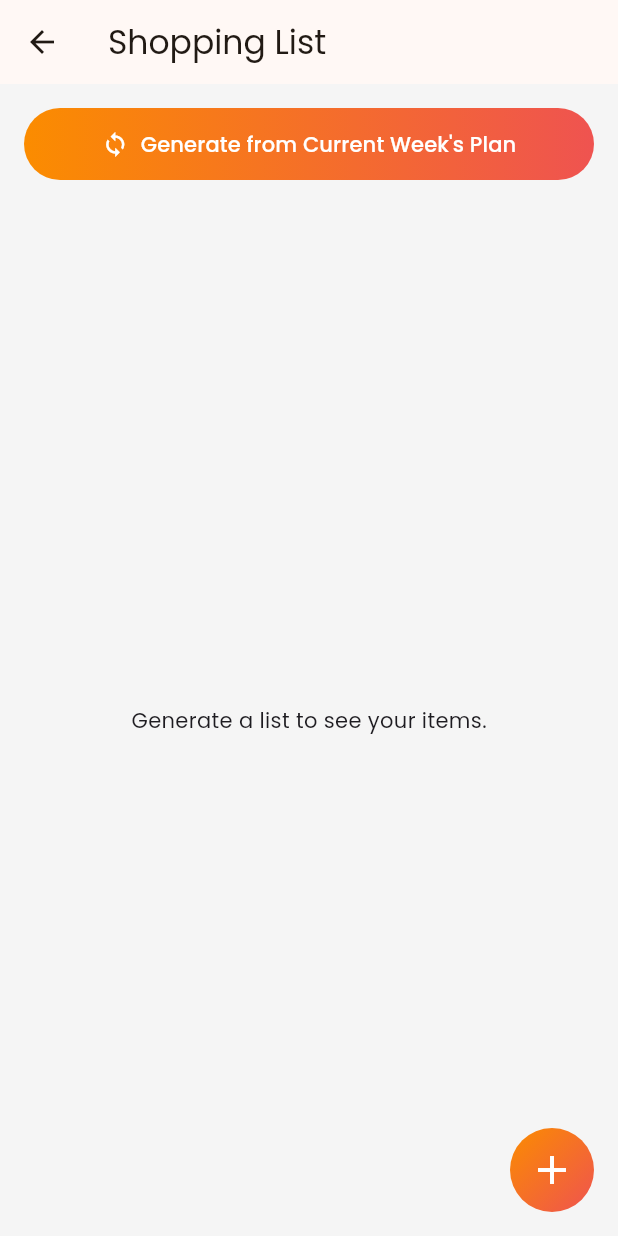
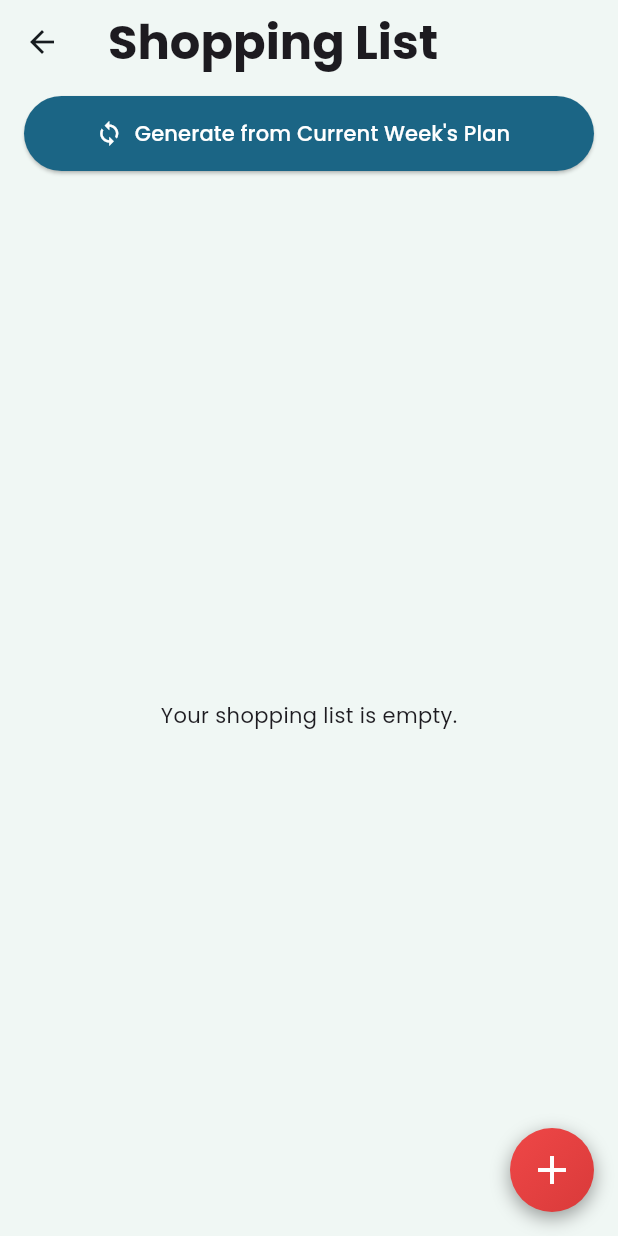
Before and after one commit to daphne-i/suvai-app, a Flutter app: the _ShoppingListView screen opened directly, on a phone screen of 412 x 824 dp. Run offline on Flutter 3.47's test engine with Material 3 defaults, Android fonts, the phone set to English and light mode, and no system bars; our stand-ins replace equatable, file_picker, flutter_bloc, go_router, google_fonts, image_picker and 5 more; accounts and stored records are empty.

Commit message:
ocean breeze theme

```diff
--- a/lib/features/recipe_book/views/add_edit_recipe_screen.dart
+++ b/lib/features/recipe_book/views/add_edit_recipe_screen.dart
@@ -545,8 +545,8 @@ class _InfoChipInput extends StatelessWidget {
   @override
   Widget build(BuildContext context) {
     final colorScheme = Theme.of(context).colorScheme;
-    final backgroundColor = isPrimary ? colorScheme.primary : colorScheme.surfaceVariant;
-    final foregroundColor = isPrimary ? colorScheme.onPrimary : colorScheme.onSurfaceVariant;
+    final backgroundColor = isPrimary ? colorScheme.primary : colorScheme.secondary;
+    final foregroundColor = isPrimary ? colorScheme.onPrimary : colorScheme.onSecondary;
 
     return Container(
       padding: const EdgeInsets.symmetric(horizontal: 12, vertical: 8),
--- a/lib/features/shopping_list/views/shopping_list_screen.dart
+++ b/lib/features/shopping_list/views/shopping_list_screen.dart
@@ -10,12 +10,10 @@ class ShoppingListScreen extends StatelessWidget {
 
   @override
   Widget build(BuildContext context) {
-    // This widget now ONLY provides the cubit
     return BlocProvider(
       create: (context) => ShoppingListCubit(
         context.read<ShoppingListRepository>(),
       ),
-      // The child is the widget that contains all the UI
       child: const _ShoppingListView(),
     );
   }
@@ -24,7 +22,6 @@ class ShoppingListScreen extends StatelessWidget {
 class _ShoppingListView extends StatelessWidget {
   const _ShoppingListView();
 
-  // Helper method to show the dialog for adding a manual item
   Future<void> _showAddManualItemDialog(BuildContext context) async {
     final textController = TextEditingController();
     final cubit = context.read<ShoppingListCubit>();
@@ -59,9 +56,16 @@ class _ShoppingListView extends StatelessWidget {
 
   @override
   Widget build(BuildContext context) {
+    final theme = Theme.of(context);
+
     return Scaffold(
       appBar: AppBar(
-        title: const Text('Shopping List'),
+        title: Text(
+          'Shopping List',
+          style: theme.textTheme.headlineLarge?.copyWith(fontWeight: FontWeight.bold),
+        ),
+        backgroundColor: Colors.transparent,
+        elevation: 0,
         actions: [
           BlocBuilder<ShoppingListCubit, ShoppingListState>(
             builder: (context, state) {
@@ -79,20 +83,30 @@ class _ShoppingListView extends StatelessWidget {
           ),
         ],
       ),
-      // --- THIS IS THE CORRECTED FloatingActionButton CODE ---
       floatingActionButton: Container(
+        width: 56.0,
+        height: 56.0,
         decoration: BoxDecoration(
           shape: BoxShape.circle,
-          gradient: LinearGradient(
-            colors: [Colors.orange.shade600, Colors.red.shade400],
+          gradient: const LinearGradient(
+            colors: [Color(0xFFEF4747), Color(0xFFD93A3A)], // Vibrant Red -> Darker Red
             begin: Alignment.topLeft,
             end: Alignment.bottomRight,
           ),
+          boxShadow: const [
+            BoxShadow(
+              color: Colors.black38,
+              blurRadius: 10,
+              offset: Offset(0, 4),
+            ),
+          ],
         ),
         child: FloatingActionButton(
           heroTag: 'fab_shopping_list',
           backgroundColor: Colors.transparent,
           elevation: 0,
+          highlightElevation: 0,
+          shape: const CircleBorder(),
           onPressed: () {
             _showAddManualItemDialog(context);
           },
@@ -102,28 +116,18 @@ class _ShoppingListView extends StatelessWidget {
       body: Column(
         children: [
           Padding(
-            padding: const EdgeInsets.all(16.0),
-            child: Container(
-              width: double.infinity,
-              decoration: BoxDecoration(
-                borderRadius: BorderRadius.circular(24),
-                gradient: LinearGradient(
-                  colors: [Colors.orange.shade600, Colors.red.shade400],
-                ),
+            padding: const EdgeInsets.fromLTRB(16.0, 8.0, 16.0, 16.0),
+            child: ElevatedButton.icon(
+              icon: const Icon(Icons.sync),
+              label: const Text('Generate from Current Week\'s Plan'),
+              style: ElevatedButton.styleFrom(
+                minimumSize: const Size(double.infinity, 50),
+                backgroundColor: theme.colorScheme.primary,
+                foregroundColor: theme.colorScheme.onPrimary,
               ),
-              child: ElevatedButton.icon(
-                icon: const Icon(Icons.sync, color: Colors.white),
-                label: const Text('Generate from Current Week\'s Plan', style: TextStyle(color: Colors.white)),
-                style: ElevatedButton.styleFrom(
-                  padding: const EdgeInsets.symmetric(vertical: 12),
-                  backgroundColor: Colors.transparent,
-                  shadowColor: Colors.transparent,
-                  shape: RoundedRectangleBorder(borderRadius: BorderRadius.circular(24)),
-                ),
-                onPressed: () {
-                  context.read<ShoppingListCubit>().generateList();
-                },
-              ),
+              onPressed: () {
+                context.read<ShoppingListCubit>().generateList();
+              },
             ),
           ),
           Expanded(
@@ -135,14 +139,10 @@ class _ShoppingListView extends StatelessWidget {
                 if (state.status == ShoppingListStatus.failure) {
                   return Center(child: Text('Error: ${state.errorMessage}'));
                 }
-                if (state.status == ShoppingListStatus.success && state.groupedItems.isEmpty) {
+                if ((state.status == ShoppingListStatus.success || state.status == ShoppingListStatus.initial) &&
+                    state.groupedItems.isEmpty) {
                   return const Center(
-                    child: Text('No ingredients needed for this week\'s plan!'),
-                  );
-                }
-                if (state.status == ShoppingListStatus.initial) {
-                  return const Center(
-                    child: Text('Generate a list to see your items.'),
+                    child: Text('Your shopping list is empty.'),
                   );
                 }
 
@@ -157,6 +157,7 @@ class _ShoppingListView extends StatelessWidget {
                 });
 
                 return ListView(
+                  padding: const EdgeInsets.only(bottom: 80),
                   children: [
                     _buildCategoryList(context, uncheckedItems),
                     if (checkedItems.isNotEmpty) ...[
@@ -164,7 +165,7 @@ class _ShoppingListView extends StatelessWidget {
                         padding: const EdgeInsets.symmetric(horizontal: 16, vertical: 16),
                         child: Text(
                           'Purchased Items',
-                          style: Theme.of(context).textTheme.titleLarge?.copyWith(color: Colors.grey),
+                          style: theme.textTheme.titleMedium?.copyWith(color: Colors.grey),
                         ),
                       ),
                       _buildCategoryList(context, checkedItems, isCheckedList: true),
@@ -180,17 +181,12 @@ class _ShoppingListView extends StatelessWidget {
   }
 
   Widget _buildCategoryList(BuildContext context, Map<String, List<ShoppingListItem>> groupedItems, {bool isCheckedList = false}) {
-    if (groupedItems.isEmpty && !isCheckedList) {
-      return const Padding(
-        padding: EdgeInsets.all(16.0),
-        child: Center(child: Text("You've got everything!")),
-      );
-    }
-    if (groupedItems.isEmpty && isCheckedList) {
+    if (groupedItems.isEmpty) {
       return const SizedBox.shrink();
     }
 
     final categories = groupedItems.keys.toList()..sort();
+    final theme = Theme.of(context);
 
     return Column(
       crossAxisAlignment: CrossAxisAlignment.start,
@@ -200,8 +196,8 @@ class _ShoppingListView extends StatelessWidget {
           crossAxisAlignment: CrossAxisAlignment.start,
           children: [
             Padding(
-              padding: const EdgeInsets.symmetric(horizontal: 16, vertical: 8),
-              child: Text(category, style: Theme.of(context).textTheme.titleLarge),
+              padding: const EdgeInsets.fromLTRB(16, 16, 16, 8),
+              child: Text(category, style: theme.textTheme.titleLarge),
             ),
             ...items.map((item) {
               return CheckboxListTile(
@@ -219,7 +215,7 @@ class _ShoppingListView extends StatelessWidget {
                 },
               );
             }).toList(),
-            const Divider(),
+            const Divider(height: 1),
           ],
         );
       }).toList(),
```
Also changed, not shown: lib/core/services/settings_screen.dart (+17 -15 lines), lib/features/recipe_book/views/recipe_list_screen.dart (+20 -20 lines), lib/main.dart (+15 -28 lines).
